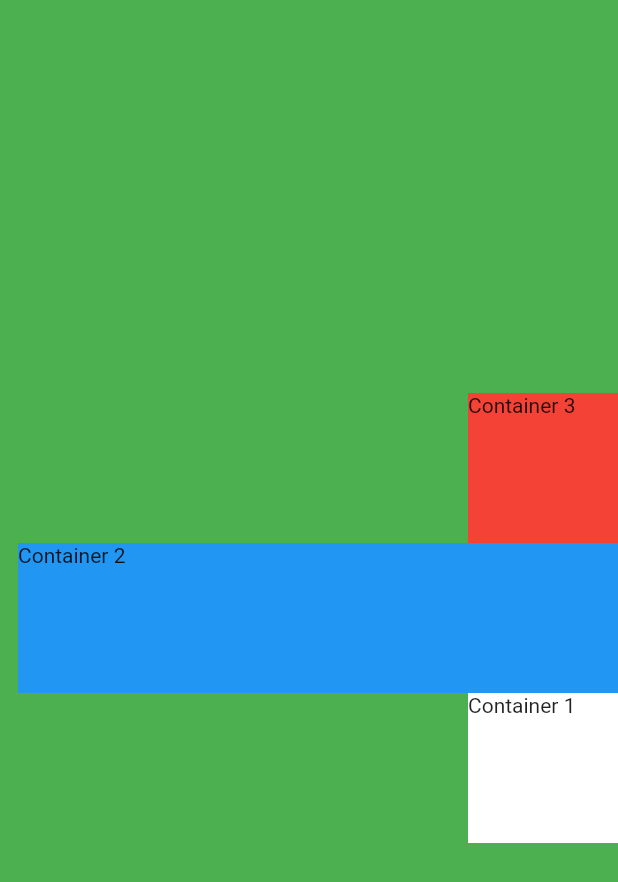
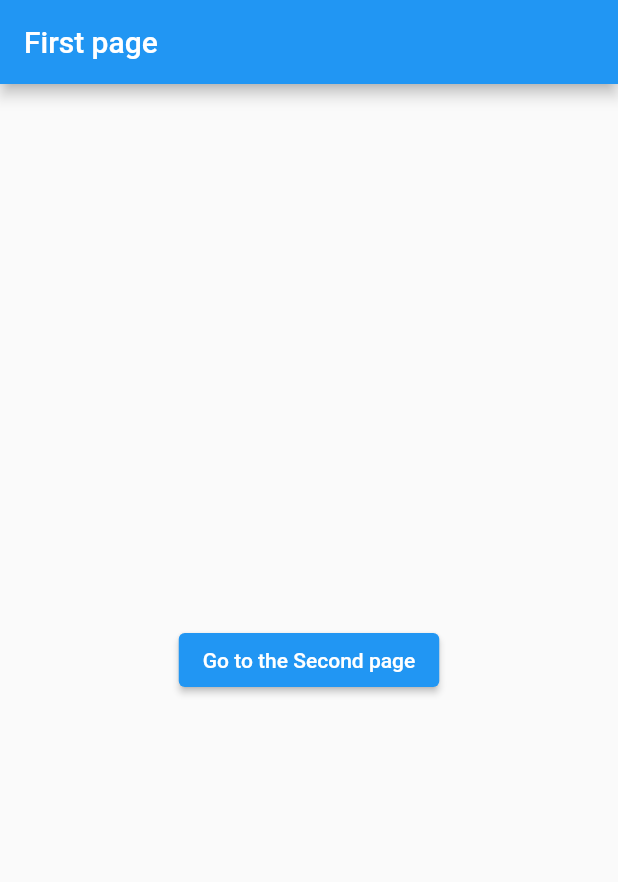
Before and after one commit to kisbi3/contact, a Flutter app: the screen it shows after launch, on a phone screen of 412 x 824 dp. Shown: the top 882 px of the screen. Run offline on Flutter 3.47's test engine with Material 2 defaults, Android fonts, the phone set to English and light mode, and no system bars.

```diff
--- a/lib/main.dart
+++ b/lib/main.dart
@@ -8,77 +8,63 @@ class MyApp extends StatelessWidget {
   @override
   Widget build(BuildContext context) {
     return MaterialApp(
-      title: 'Appbar',
+      title: 'Navigator',
       theme: ThemeData(
         primarySwatch: Colors.blue,
       ),
-      home: MyPage(),
+      home: FirstPage(),
     );
   }
 }
 
-class MyPage extends StatelessWidget {
-  const MyPage({Key? key}) : super(key: key);
+class FirstPage extends StatelessWidget {
+  const FirstPage({Key? key}) : super(key: key);
 
   @override
   Widget build(BuildContext context) {
-    //flutter layout cheat sheet을 검색해보자!
     return Scaffold(
-      backgroundColor: Colors.green,
-      // SafeArea : 표현하려는 것이 화면 밖으로 나가는 것을 방지하는 역할.
-      body: SafeArea(
-        // Center : 상하좌우로 중앙에 위치하도록 함.
-        child: Center(
-          // Column : 세로 축으로는 최대 크기 차지함
-          //          가로 크기는 childern의 크기 만큼 차지함.
-          child: Column(
-            // Column이 세로 축으로 최대 크기를 차지함으로 Center 위젯은 세로 축 정렬 능력을 상실함.
-            // 따라서 중앙에 배치 하기 위해서는 mainAxisAlignment를 사용해야 함!
-            mainAxisAlignment: MainAxisAlignment.center,
-
-            // mainAxisSize를 min으로 하면 Column이 children 크기로 한정되기 때문에,
-            //이 경우에는 Center 위젯으로 중앙 정렬을 할 수 있음!
-            mainAxisSize: MainAxisSize.min,
-
-            // verticalDirection - children 정렬
-            // up : 아래에서부터 위로 정렬, down : 위에서부터 아래로 정렬
-            verticalDirection: VerticalDirection.up,
-
-            // spaceEvenly : 일정 간격을 두고 배치
-            // spaceBetween : 정확히 상.중.하 로 배치
-            // mainAxisAlignment: MainAxisAlignment.spaceBetween,
-
-            // CrossAxisAlignment.end : 가로축 끝 점 정렬
-            // CrossAxisAignment.stretch : 이거 이용하고 Container의 width 모두 제거 - 가로 방향으로 화면을 꽉 채우게 만듦!
-            crossAxisAlignment: CrossAxisAlignment.end,
-            children: [
-              Container(
-                width: 100,
-                height: 100,
-                color: Colors.white,
-                child: Text('Container 1'),
-              ),
-              // 이 사이에 간격을 넣으려면 그냥 SizedBox 넣자.
-              Container(
-                width: 400,
-                height: 100,
-                color: Colors.blue,
-                child: Text('Container 2'),
-              ),
-              Container(
-                width: 100,
-                height: 100,
-                color: Colors.red,
-                child: Text('Container 3'),
-              ),
-              Container(
-                // 보이지 않는 Container(invisable container)를 이용한 끝 점 정렬
-                width: double.infinity,
-              )
-            ],
-          ),
-        )
+      appBar: AppBar(
+        title: Text("First page"),
+      ),
+      body: Center(
+        child: ElevatedButton(
+            onPressed: (){
+              // SecondPage를 FirstPage위로 올리려면, FirstPage의 위치를 정확히 알아야 함.
+              // 따라서 Navigator.push에는 context가 필수!
+              // 여기에서는 context가 FirstPage의 BuildContext 'context'를 불러옴
+              //Navigator.push의 route 에 MaterialPageRoute를 불러옴
+              Navigator.push(context, MaterialPageRoute(
+                  //MaterialPageRoute를 사용하면 자동으로 android에서 사용하는 animation 사용
+                  builder: (context) => SecondPage()));
+            },
+            child: Text('Go to the Second page'),
+        ),
       ),
     );
   }
 }
+
+// SecondPage를 불러올 때에는 FirstPage를 지우고 들어오는 것이 아니라, 그 위에 얹어진다는 것을 잊지 말자.
+// 따라서, FirstPage로 돌아오기 위해서는 SecondPage를 지워주기만 하면 됨!
+//    => pop으로 지워주기만 하면 됨!
+class SecondPage extends StatelessWidget {
+  const SecondPage({Key? key}) : super(key: key);
+
+  @override
+  // 단순히 혼동을 피하기위해 context -> ctx로 변경
+  Widget build(BuildContext ctx) {
+    return Scaffold(
+      appBar: AppBar(
+        title: Text("Second page"),
+      ),
+      body: Center(
+        child: ElevatedButton(
+          onPressed: (){
+            Navigator.pop(ctx);
+          },
+          child: Text('Go to the First page'),
+        ),
+      ),
+    );
+  }
+}
```
